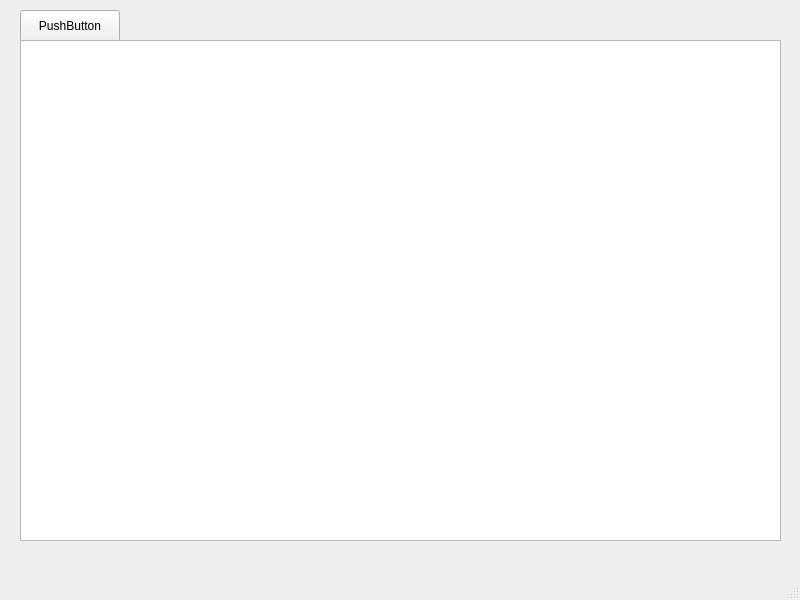
Before: the Qt Designer form mainwindow.ui in dmytra/macdeployqt_batch, drawn with Qt 5.
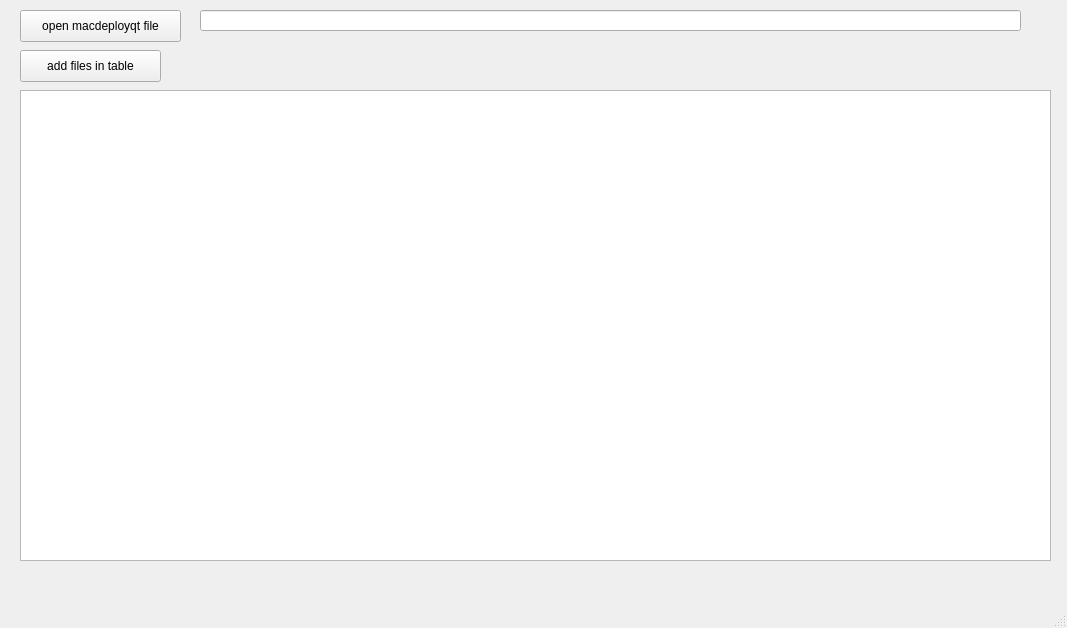
After: the same form once the commit is applied.

Diff of the .ui file:
```diff
--- a/mainwindow.ui
+++ b/mainwindow.ui
@@ -6,8 +6,8 @@
    <rect>
     <x>0</x>
     <y>0</y>
-    <width>800</width>
-    <height>600</height>
+    <width>1067</width>
+    <height>628</height>
    </rect>
   </property>
   <property name="windowTitle">
@@ -18,25 +18,48 @@
     <property name="geometry">
      <rect>
       <x>20</x>
-      <y>10</y>
-      <width>100</width>
+      <y>50</y>
+      <width>141</width>
       <height>32</height>
      </rect>
     </property>
     <property name="text">
-     <string>PushButton</string>
+     <string>add files in table</string>
     </property>
    </widget>
    <widget class="QTableWidget" name="tableWidget">
     <property name="geometry">
      <rect>
       <x>20</x>
-      <y>40</y>
-      <width>761</width>
-      <height>501</height>
+      <y>90</y>
+      <width>1031</width>
+      <height>471</height>
      </rect>
     </property>
    </widget>
+   <widget class="QLineEdit" name="lineEdit">
+    <property name="geometry">
+     <rect>
+      <x>200</x>
+      <y>10</y>
+      <width>821</width>
+      <height>21</height>
+     </rect>
+    </property>
+   </widget>
+   <widget class="QPushButton" name="pushButton_2">
+    <property name="geometry">
+     <rect>
+      <x>20</x>
+      <y>10</y>
+      <width>161</width>
+      <height>32</height>
+     </rect>
+    </property>
+    <property name="text">
+     <string>open macdeployqt file</string>
+    </property>
+   </widget>
   </widget>
   <widget class="QMenuBar" name="menubar">
    <property name="geometry">
```
Left out of the diff: 2 changed lines with no effect on the pictures.
